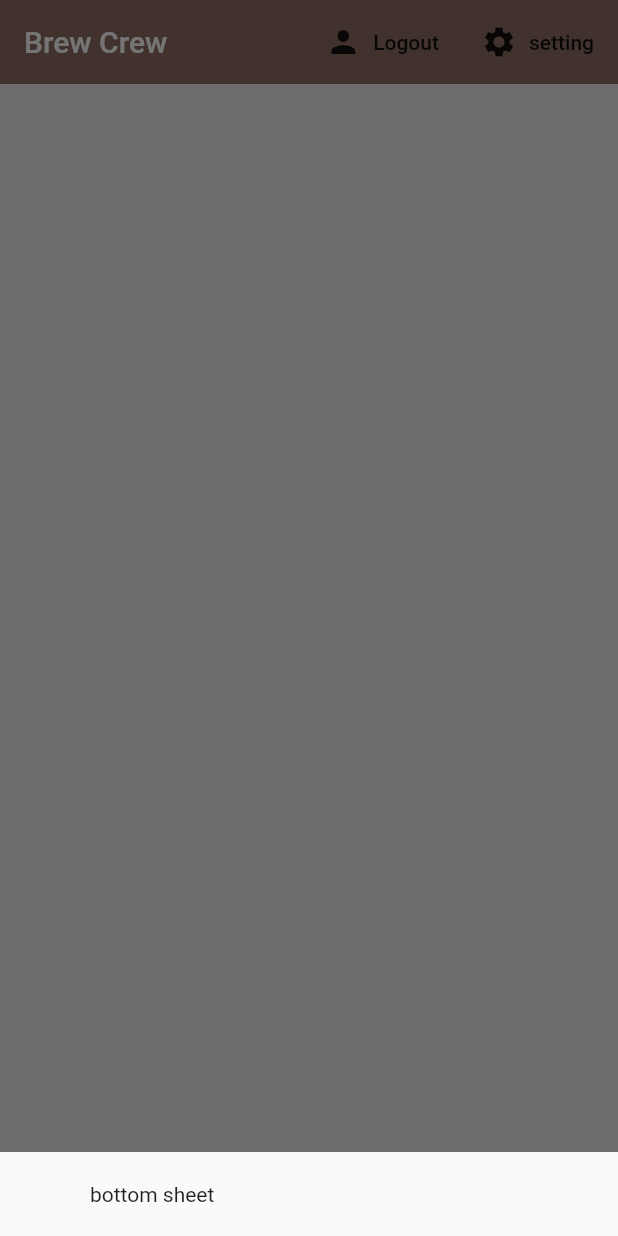
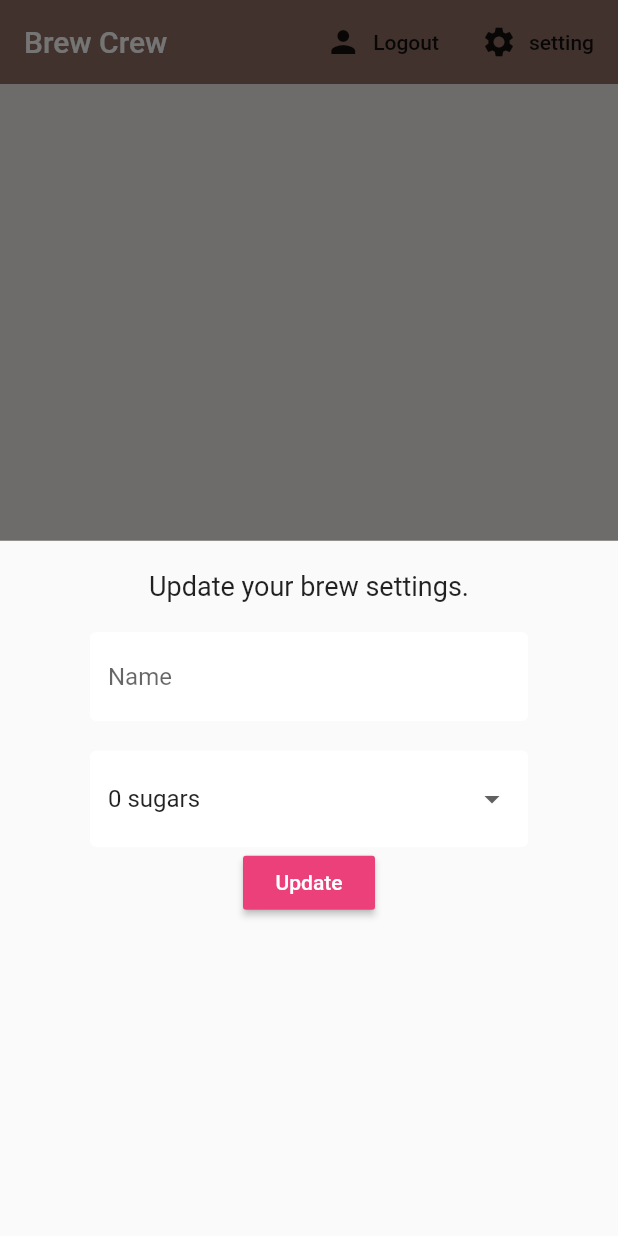
Before and after one commit to harpreets595/flutter_test_app, a Flutter app: the screen it shows once a user with an empty profile is signed in, after a tap on "setting", on a phone screen of 412 x 824 dp. Run offline on Flutter 3.47's test engine with Material 2 defaults, Android fonts, the phone set to English and light mode, and no system bars; our stand-ins replace cloud_firestore, firebase_auth, firebase_core, firebase_database, flutter_spinkit; accounts and stored records are empty.

Commit message:
Tutorial #22 DONE - Drop-downs

```diff
--- a/lib/screens/home/home.dart
+++ b/lib/screens/home/home.dart
@@ -2,6 +2,7 @@ import 'package:cloud_firestore/cloud_firestore.dart';
 import 'package:flutter/material.dart';
 import 'package:flutter_app/models/brew.dart';
 import 'package:flutter_app/screens/home/brew_list.dart';
+import 'package:flutter_app/screens/home/settings_form.dart';
 import 'package:flutter_app/services/auth.dart';
 import 'package:flutter_app/services/database.dart';
 import 'package:provider/provider.dart';
@@ -18,7 +19,8 @@ class Home extends StatelessWidget {
       showModalBottomSheet(context: context, builder: (context){
         return Container(
           padding: EdgeInsets.symmetric(vertical: 20, horizontal: 60),
-          child: Text('bottom sheet'),
+          child: SettingsForm(),
+
         );
       });
 
--- /dev/null
+++ b/lib/screens/home/settings_form.dart
@@ -0,0 +1,69 @@
+import 'package:flutter/material.dart';
+import 'package:flutter_app/shared/constants.dart';
+
+class SettingsForm extends StatefulWidget {
+  @override
+  _SettingsFormState createState() => _SettingsFormState();
+}
+
+class _SettingsFormState extends State<SettingsForm> {
+
+  final _formKey = GlobalKey<FormState>();
+  final List<String> sugars = ['0','1','2','3','4'];
+
+  // form values
+  String _currentName;
+  String _currentSugars;
+  int _currentStrength;
+
+  @override
+  Widget build(BuildContext context) {
+    return Form(
+      key: _formKey,
+      child: Column(
+        children: [
+          Text('Update your brew settings.',
+            style: TextStyle(fontSize: 18),
+          ),
+          SizedBox(height: 20),
+          TextFormField(
+            decoration: textInputDecoration.copyWith(hintText: 'Name'),
+            validator: (val) => val.isEmpty ? 'Enter a Name' : null,
+            onChanged: (val) {
+              setState(() => _currentName = val );
+            },
+          ),
+          SizedBox(height: 20),
+          // dropdown
+          DropdownButtonFormField(
+            decoration: textInputDecoration,
+            value: _currentSugars ?? '0',
+            items: sugars.map((sugar) {
+              return DropdownMenuItem(
+                value: sugar,
+                child: Text('$sugar sugars'),
+              );
+            }).toList(),
+            onChanged: (val) {
+              setState(() => _currentSugars = val );
+            },
+          ),
+
+          // slider
+
+          RaisedButton(
+              color: Colors.pink[400],
+              child: Text('Update', style: TextStyle(color: Colors.white),),
+              onPressed: () async {
+                print(_currentName);
+                print(_currentSugars);
+                print(_currentStrength);
+              }
+          )
+
+
+        ],
+      )
+    );
+  }
+}
```
